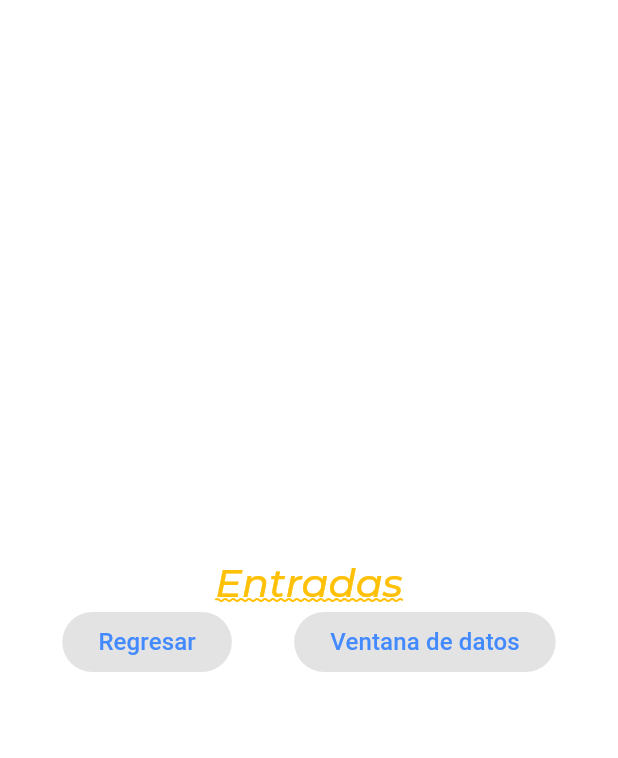
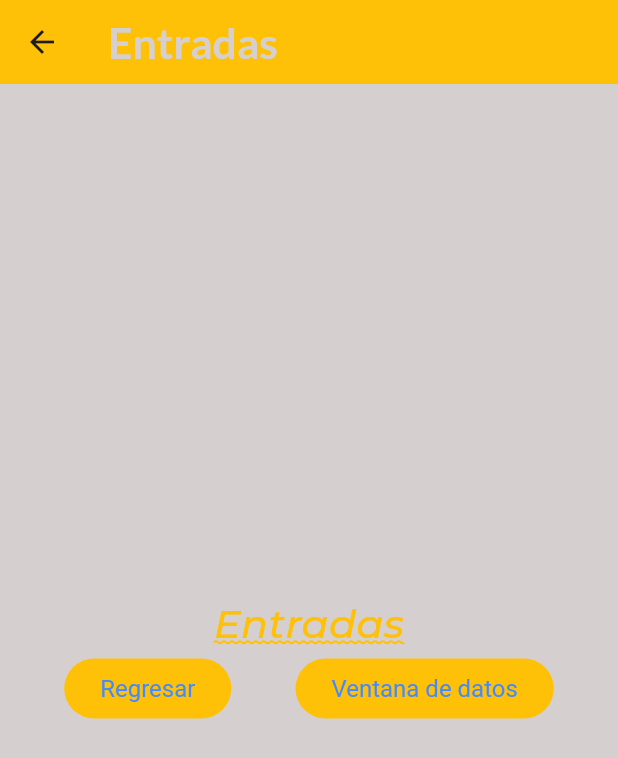
Before and after one commit to luisEnrique22xd/componentes_flutter, a Flutter app: the screen it shows after launch, after a tap on "Entradas", on a phone screen of 412 x 824 dp. Shown: the top 758 px of the screen. Run offline on Flutter 3.47's test engine with Material 3 defaults, Android fonts, the phone set to English and light mode, and no system bars; our stand-ins replace google_fonts; Roboto replaces fonts that are missing (Amethysta).

Commit message:
09 Changing the AppTheme

```diff
--- a/lib/screens/home_screen.dart
+++ b/lib/screens/home_screen.dart
@@ -22,8 +22,15 @@ class HomeScreen extends StatelessWidget {
               ),
               subtitle:  Text('Introduciendo valores',
               style:  AppTheme.lightTheme.textTheme.bodySmall,),
-              leading: const Icon(Icons.input),
-              trailing: const Icon(Icons.arrow_circle_right_outlined),
+              leading: IconTheme(
+                data:AppTheme.lightTheme.iconTheme ,
+                child:const Icon(Icons.input) ,
+                ),
+              trailing:IconTheme(
+                data:AppTheme.lightTheme.iconTheme ,
+                child:const Icon(Icons.arrow_circle_right_outlined),
+                ),
+
               onTap:()  {
                 final ruta1 =MaterialPageRoute(builder: (context){
                   return const InputsScreen();
@@ -37,8 +44,16 @@ class HomeScreen extends StatelessWidget {
               style: AppTheme.lightTheme.textTheme.headlineLarge, ),
               subtitle:  Text('Lista con scroll infinito',
               style:  AppTheme.lightTheme.textTheme.bodySmall,),
-              leading: const Icon(Icons.list),
-              trailing: const Icon(Icons.arrow_circle_right_outlined),
+              leading:IconTheme(
+                data:AppTheme.lightTheme.iconTheme ,
+                child: const Icon(Icons.list),
+                ),
+
+              trailing:IconTheme(
+                data:AppTheme.lightTheme.iconTheme ,
+                child: const Icon(Icons.arrow_circle_right_outlined),
+                ),
+
               onTap:()  {
                 final ruta2 =MaterialPageRoute(builder: (context){
                   return const InfinitScrollScreen();
@@ -53,8 +68,16 @@ class HomeScreen extends StatelessWidget {
               ),
               subtitle:  Text('Mostrar una notificacion',
               style:  AppTheme.lightTheme.textTheme.bodySmall,),
-              leading: const Icon(Icons.notification_add),
-              trailing: const Icon(Icons.arrow_circle_right_outlined),
+              leading:IconTheme(
+                data:AppTheme.lightTheme.iconTheme ,
+                child:  const Icon(Icons.notification_add),
+                ),
+
+              trailing: IconTheme(
+                data:AppTheme.lightTheme.iconTheme ,
+                child:   const Icon(Icons.arrow_circle_right_outlined),
+                ),
+
               onTap:()  {
                 final ruta3 =MaterialPageRoute(builder: (context){
                   return const NotificationsScreen();
--- a/lib/screens/inputs_screen.dart
+++ b/lib/screens/inputs_screen.dart
@@ -11,13 +11,17 @@ class InputsScreen extends StatefulWidget {
 class _InputsScreenState extends State<InputsScreen> {
   @override
   Widget build(BuildContext context) {
-    return  Column(
+    return  Scaffold(
+      appBar: AppBar(
+        title: const Text('Entradas'),
+      ),
+      body: Column(
         mainAxisAlignment: MainAxisAlignment.center,
         children: [
           Text('Entradas',
           style:  AppTheme.lightTheme.textTheme.headlineLarge,),
            Row(
-          mainAxisAlignment: MainAxisAlignment.spaceEvenly,
+            mainAxisAlignment: MainAxisAlignment.spaceEvenly  ,
             children: [
               ElevatedButton(onPressed: null, child: Text('Regresar',
               style: AppTheme.lightTheme.textTheme.bodySmall,)
@@ -28,6 +32,7 @@ class _InputsScreenState extends State<InputsScreen> {
             ],
           ),
         ],
+      ),
     );
   }
 }
--- a/lib/theme/app_theme.dart
+++ b/lib/theme/app_theme.dart
@@ -12,7 +12,26 @@ class AppTheme{
   //constante de tema
   static final ThemeData lightTheme = ThemeData.light().copyWith(scaffoldBackgroundColor: backColor,
         primaryColor: const Color.fromARGB(255, 247, 222, 3),
-        appBarTheme: const AppBarTheme(color:  mainColor,),
+        appBarTheme:  AppBarTheme(color:  mainColor,
+        titleTextStyle: GoogleFonts.lato(
+        color:backColor,
+        fontSize: 28.5,
+        fontWeight: FontWeight.bold ,
+        ),
+      ),
+      iconTheme: const IconThemeData(
+        color: mainColor,
+        size: 35.0,
+      ),
+      elevatedButtonTheme: ElevatedButtonThemeData(
+        style: ButtonStyle(
+          backgroundColor: MaterialStateProperty.all(mainColor),
+          foregroundColor: MaterialStateProperty.all(Colors.blue),
+          textStyle: MaterialStateProperty.all(GoogleFonts.pacifico(
+          fontSize: 25.0)
+          )
+          )
+          ),
   textTheme: TextTheme(
     //titulos grandes
     headlineLarge: GoogleFonts.montserrat(
```
Lines whose indentation alone changed are shown as unchanged.
